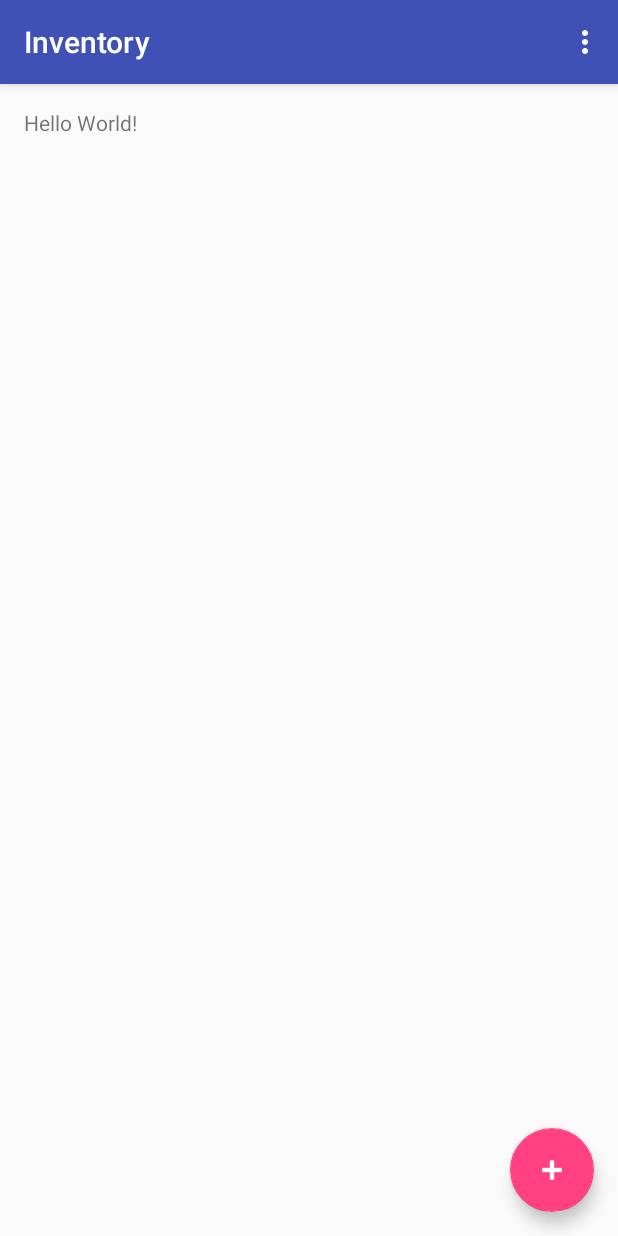
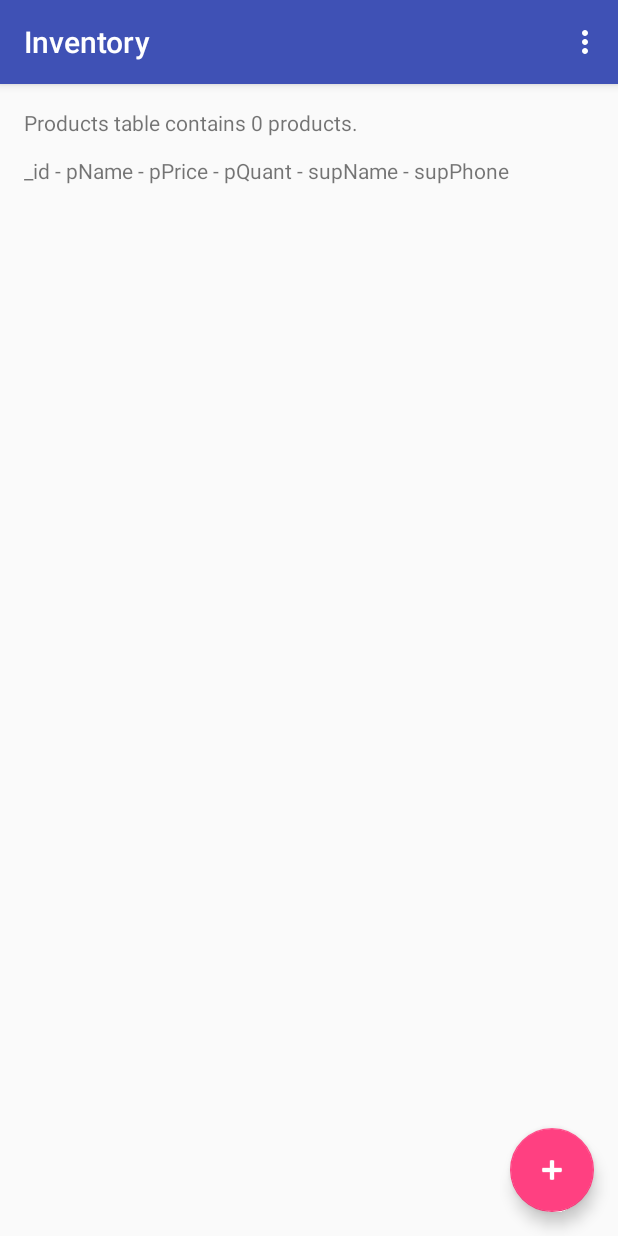
Before and after one commit to GregoryWilusz/ABND_InventoryApp, an Android app: the screen it shows after launch (InventoryActivity), on a phone screen of 412 x 824 dp. Run offline under Robolectric (Android 15) with nearby library versions, the phone set to English and light mode, and no system bars; our stand-ins replace ButterKnife.

Commit message:
Fixed duplicate column name bug and several displaying issues

```diff
--- a/app/src/main/java/com/example/android/inventoryapp/InventoryActivity.java
+++ b/app/src/main/java/com/example/android/inventoryapp/InventoryActivity.java
@@ -1,6 +1,8 @@
 package com.example.android.inventoryapp;
 
 import android.content.Intent;
+import android.database.Cursor;
+import android.database.sqlite.SQLiteDatabase;
 import android.support.design.widget.FloatingActionButton;
 import android.support.v7.app.AppCompatActivity;
 import android.os.Bundle;
@@ -10,6 +12,9 @@ import android.view.View;
 import android.widget.TextView;
 import android.widget.Toast;
 
+import com.example.android.inventoryapp.data.InventoryContract.ProductEntry;
+import com.example.android.inventoryapp.data.InventoryDbHelper;
+
 import butterknife.BindView;
 import butterknife.ButterKnife;
 import butterknife.OnClick;
@@ -18,7 +23,9 @@ import butterknife.OnClick;
 public class InventoryActivity extends AppCompatActivity {
 
     @BindView(R.id.fab_add_inventory_item) FloatingActionButton fab;
-    @BindView(R.id.text_view_inventory) TextView dataBase;
+    @BindView(R.id.text_view_inventory) TextView dataBaseInfoTextView;
+
+    private InventoryDbHelper mInventoryDbHelper;
 
     @Override
     protected void onCreate(Bundle savedInstanceState) {
@@ -26,13 +33,77 @@ public class InventoryActivity extends AppCompatActivity {
         setContentView(R.layout.activity_inventory);
         ButterKnife.bind(this);
 
-//        fab.setOnClickListener(new View.OnClickListener() {
-//            @Override
-//            public void onClick(View v) {
-//                Intent addProductIntent = new Intent(InventoryActivity.this, InventoryActivity.class);
-//                startActivity(addProductIntent);
-//            }
-//        });
+        // To access our database, we instantiate our subclass of SQLiteOpenHelper
+        // and pass the context, which is the current activity.
+        mInventoryDbHelper = new InventoryDbHelper(this);
+
+        displayDatabaseInfo();
+    }
+
+    private void displayDatabaseInfo() {
+        // Create and/or open a database to read from it
+        SQLiteDatabase db = mInventoryDbHelper.getReadableDatabase();
+
+        String[] projection = {
+                ProductEntry._ID,
+                ProductEntry.COLUMN_PRODUCT_NAME,
+                ProductEntry.COLUMN_PRODUCT_PRICE,
+                ProductEntry.COLUMN_PRODUCT_QUANTITY,
+                ProductEntry.COLUMN_SUPPLIER_NAME,
+                ProductEntry.COLUMN_SUPPLIER_PHONE,
+        };
+
+        Cursor cursor = db.query(ProductEntry.TABLE_NAME,
+                projection,
+                null,
+                null,
+                null,
+                null,
+                null);
+
+        try {
+            // Create a table's number of records title and the header.
+            dataBaseInfoTextView.setText(String.format("%s %d %s", getString(R.string.table_contains), cursor.getCount(), getString(R.string.products)));
+            dataBaseInfoTextView.append(ProductEntry._ID + " - " +
+            ProductEntry.COLUMN_PRODUCT_NAME + " - " +
+            ProductEntry.COLUMN_PRODUCT_PRICE + " - " +
+            ProductEntry.COLUMN_PRODUCT_QUANTITY + " - " +
+            ProductEntry.COLUMN_SUPPLIER_NAME + " - " +
+            ProductEntry.COLUMN_SUPPLIER_PHONE + "\n");
+
+            // Match the index of each column
+            int idColumnIndex = cursor.getColumnIndex(ProductEntry._ID);
+            int productNameColumnIndex = cursor.getColumnIndex(ProductEntry.COLUMN_PRODUCT_NAME);
+            int productPriceColumnIndex = cursor.getColumnIndex(ProductEntry.COLUMN_PRODUCT_PRICE);
+            int productQuantityColumnIndex = cursor.getColumnIndex(ProductEntry.COLUMN_PRODUCT_QUANTITY);
+            int supplierNameColumnIndex = cursor.getColumnIndex(ProductEntry.COLUMN_SUPPLIER_NAME);
+            int supplierPhoneColumnIndex = cursor.getColumnIndex(ProductEntry.COLUMN_SUPPLIER_PHONE);
+
+            // Iterate through all the returned rows in the cursor, extract values and display them in the TextView
+            while (cursor.moveToNext()) {
+                int currentId = cursor.getInt(idColumnIndex);
+                String currentProductName = cursor.getString(productNameColumnIndex);
+                double currentProductPrice = cursor.getDouble(productPriceColumnIndex);
+                int currentProductQuantity = cursor.getInt(productQuantityColumnIndex);
+                String currentSupplierName = cursor.getString(supplierNameColumnIndex);
+                int currentSupplierPhone = cursor.getInt(supplierPhoneColumnIndex);
+
+                dataBaseInfoTextView.append("\n" + currentId + " - " +
+                        currentProductName + " - " +
+                        currentProductPrice + " - " +
+                        currentProductQuantity + " - " +
+                        currentSupplierName + " - " +
+                        currentSupplierPhone);
+            }
+        } finally {
+            cursor.close();
+        }
+    }
+
+    @Override
+    protected void onStart() {
+        super.onStart();
+        displayDatabaseInfo();
     }
 
     @OnClick(R.id.fab_add_inventory_item)
@@ -51,7 +122,8 @@ public class InventoryActivity extends AppCompatActivity {
     public boolean onOptionsItemSelected(MenuItem item) {
         switch (item.getItemId()) {
             case R.id.action_insert_dummy_product:
-                Toast.makeText(getApplicationContext(), "It will display new database", Toast.LENGTH_SHORT).show();
+                // insertDummyProduct()
+                displayDatabaseInfo();
         }
         return super.onOptionsItemSelected(item);
     }
--- a/app/src/main/java/com/example/android/inventoryapp/data/InventoryDbHelper.java
+++ b/app/src/main/java/com/example/android/inventoryapp/data/InventoryDbHelper.java
@@ -22,7 +22,7 @@ public class InventoryDbHelper extends SQLiteOpenHelper{
                     ProductEntry.COLUMN_PRODUCT_PRICE + " INTEGER NOT NULL, " +
                     ProductEntry.COLUMN_PRODUCT_QUANTITY + " INTEGER DEFAULT 0, " +
                     ProductEntry.COLUMN_SUPPLIER_NAME + " TEXT NOT NULL, " +
-                    ProductEntry.COLUMN_SUPPLIER_NAME + " INTEGER NOT NULL);";
+                    ProductEntry.COLUMN_SUPPLIER_PHONE + " INTEGER NOT NULL);";
     private static final String SQL_DELETE_QUERIES =
             "DROP TABLE IF EXISTS " + ProductEntry.TABLE_NAME;
 
--- a/app/src/main/res/layout/activity_inventory.xml
+++ b/app/src/main/res/layout/activity_inventory.xml
@@ -9,7 +9,6 @@
         android:id="@+id/text_view_inventory"
         android:layout_width="match_parent"
         android:layout_height="match_parent"
-        android:text="Hello World!"
         android:padding="@dimen/standard_app_padding_margin"/>
 
     <android.support.design.widget.FloatingActionButton
--- a/app/src/main/res/values/strings.xml
+++ b/app/src/main/res/values/strings.xml
@@ -13,4 +13,6 @@
     <string name="quantity_unit">Unit(s)</string>
     <string name="suppliers_phone_number">Phone number</string>
     <string name="supplier_label">Supplier</string>
+    <string name="table_contains">Products table contains</string>
+    <string name="products">products.\n\n</string>
 </resources>
```
Also changed, not shown: app/src/main/java/com/example/android/inventoryapp/data/InventoryContract.java (+5 -5 lines).
